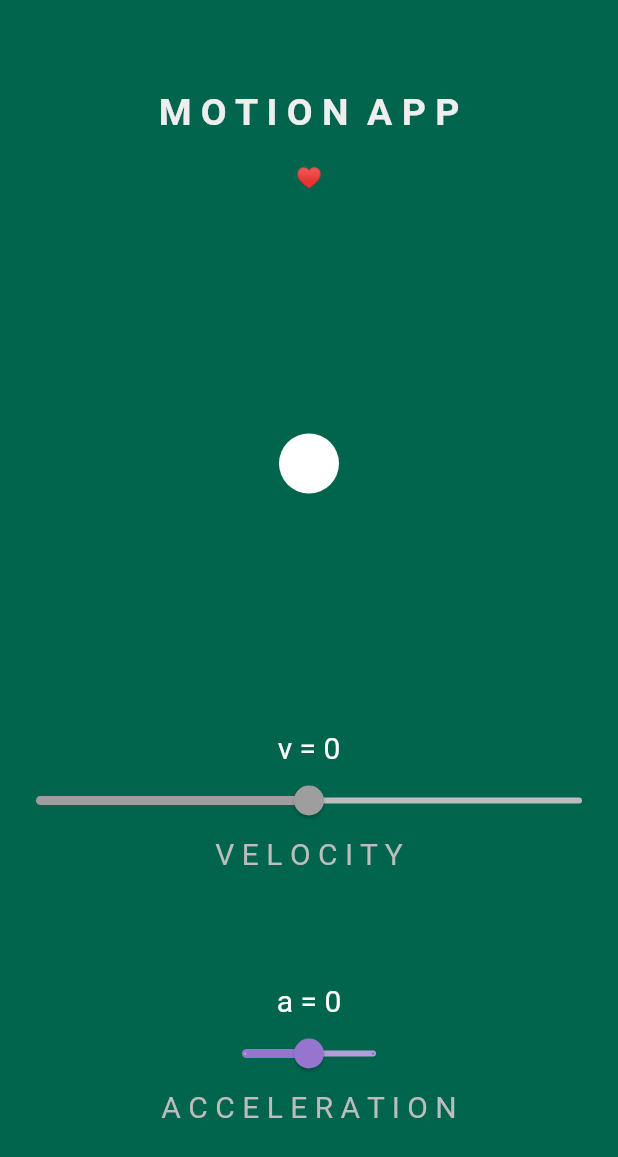
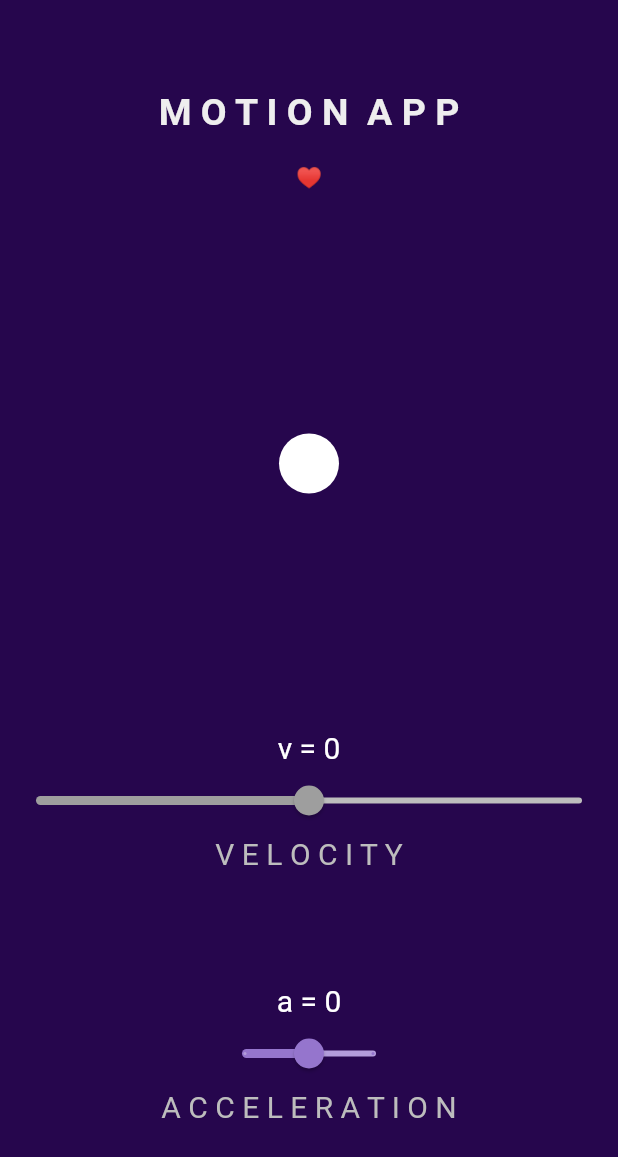
Before and after one commit to azizamukhamedova/motion-app, a Flutter app: the screen it shows after launch, on a phone screen of 412 x 824 dp. Shown: the top 1157 px of the screen. Run offline on Flutter 3.47's test engine with Material 2 defaults, Android fonts, the phone set to English and light mode, and no system bars; drawn by our look-alikes of upgrader.

Commit message:
background color was changed to purple

```diff
--- a/lib/homepage.dart
+++ b/lib/homepage.dart
@@ -54,7 +54,7 @@ class _HomePageState extends State<HomePage> {
     return Scaffold(
       backgroundColor: Colors.grey[300],
       body: Container(
-        color: Color.fromARGB(255, 1, 101, 78),
+        color: Color.fromARGB(255, 38, 6, 77),
         child: Center(
           child: Column(
             children: [
--- a/lib/main.dart
+++ b/lib/main.dart
@@ -21,10 +21,12 @@ class MyApp extends StatelessWidget {
           dialogStyle: Platform.isIOS
               ? UpgradeDialogStyle.cupertino
               : UpgradeDialogStyle.material,
+          durationUntilAlertAgain: const Duration(minutes: 1),
           showIgnore: false,
           showLater: false,
           canDismissDialog: false,
           shouldPopScope: () => false,
+          showReleaseNotes: false,
         ),
         child: HomePage(),
       ),
--- a/pubspec.yaml
+++ b/pubspec.yaml
@@ -16,7 +16,7 @@ publish_to: 'none' # Remove this line if you wish to publish to pub.dev
 # https://developer.apple.com/library/archive/documentation/General/Reference/InfoPlistKeyReference/Articles/CoreFoundationKeys.html
 # In Windows, build-name is used as the major, minor, and patch parts
 # of the product and file versions while build-number is used as the build suffix.
-version: 1.0.1+1
+version: 1.0.2+1
 
 environment:
   sdk: '>=3.0.1 <4.0.0'
```
